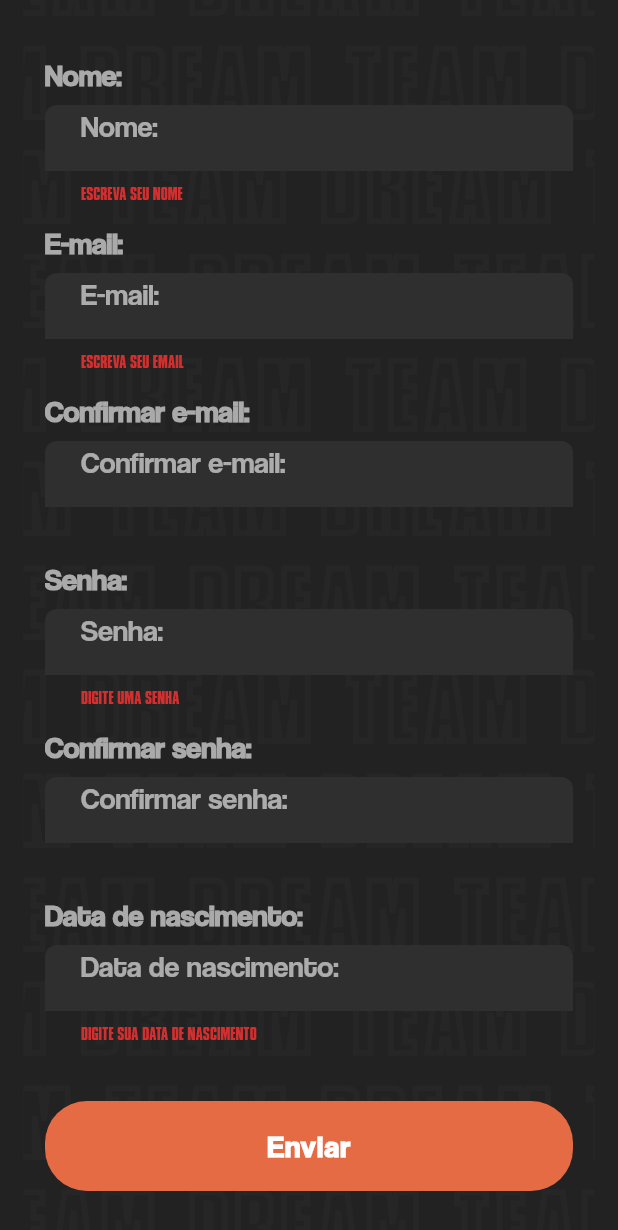
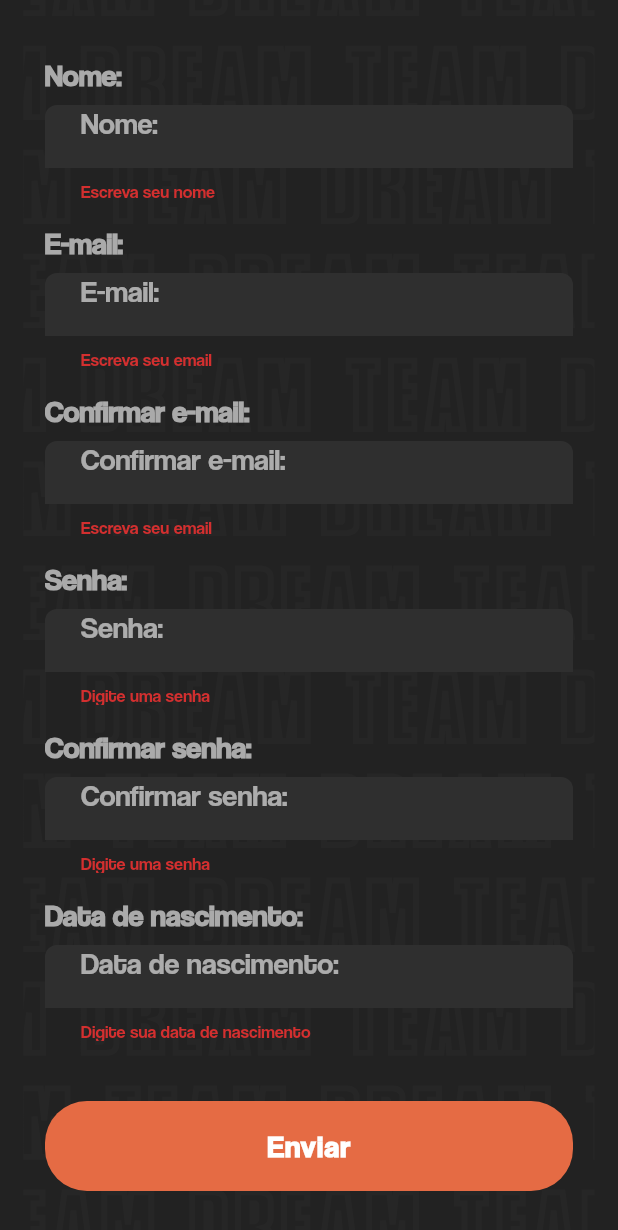
Before and after one commit to alisuetal/fatecrl.dream-team, a Flutter app: the SignUpScreen screen opened by its route, scrolled down 82 dp, after a tap on "Enviar", on a phone screen of 412 x 824 dp. Shown: the top 1230 px of the screen. Run offline on Flutter 3.47's test engine with Material 2 defaults, Android fonts, the phone set to English and light mode, and no system bars; our stand-ins replace flutter_hooks, flutter_svg, get.

Commit message:
Modifiled main.dart  - Changed a font family Modifiled user.dart  - New method that uses a static metodh Modifiled sign_up_screen.dart  - Changed the validator parameter to the new class New file validator.dart  - New util class that contains the validators methods

```diff
--- a/lib/main.dart
+++ b/lib/main.dart
@@ -37,7 +37,7 @@ class DreamTeam extends StatelessWidget {
     return MaterialApp(
       title: "Dream Team",
       theme: ThemeData(
-        fontFamily: "Phenomicon",
+        fontFamily: "Coolvetica",
         primarySwatch: ColorUtilities.createMaterialColor(
           const Color(0xffE56B44),
         ),
--- a/lib/screens/sign_up_screen.dart
+++ b/lib/screens/sign_up_screen.dart
@@ -7,6 +7,7 @@ import 'package:dream_team/components/screen_holder_widget.dart';
 import 'package:dream_team/components/textfield_with_label_widget.dart';
 import 'package:dream_team/components/textfield_widget.dart';
 import 'package:dream_team/models/user.dart';
+import 'package:dream_team/screens/utils/validator.dart';
 import 'package:dream_team/tools/app_routes.dart';
 import 'package:flutter/material.dart';
 import 'package:flutter_svg/flutter_svg.dart';
@@ -25,14 +26,15 @@ class SignUpScreen extends StatelessWidget {
     _submitSignUp() async {
       final bool isValid = _formKey.currentState!.validate();
       if (!isValid) {
-        return;
+        return false;
       }
       _formKey.currentState?.save();
 
       final bool vEmail = await User.vEmail("email");
       if (vEmail) {
+        //  mostrar popover de erro
         print("Email já cadastrado");
-        return;
+        return false;
       }
 
       final User newUser = User(
@@ -46,7 +48,8 @@ class SignUpScreen extends StatelessWidget {
       if (!signUp) {
         print("Erro ao cadastrar, tente novamente mais tarde");
       }
-      Navigator.of(context).pushReplacementNamed(AppRoutes.completeSignUp);
+      return true;
+
     }
 
     return ScreenHolderWidget(
@@ -82,18 +85,7 @@ class SignUpScreen extends StatelessWidget {
                               text: null,
                               controller: _nameController,
                               hint: "Nome:",
-                              validator: (name) {
-                                if (name.isEmpty) {
-                                  return "Escreva seu nome";
-                                }
-                                if (name.contains(RegExp(r'[0-9]'))) {
-                                  return "O nome não pode conter números";
-                                }
-                                if (name.length <= 3) {
-                                  return "O nome precisa ter pelo menos três letras";
-                                }
-                                return "";
-                              },
+                              validator: (name) => Validators.name(name),
                               keyboardtype: TextInputType.name,
                             ),
                           ),
@@ -103,17 +95,7 @@ class SignUpScreen extends StatelessWidget {
                               text: null,
                               controller: _emailController,
                               hint: "E-mail:",
-                              validator: (email) {
-                                final emailv = RegExp(
-                                    "^[a-zA-Z0-9.!#\$%&'*+/=?^_`{|}~-]+@[a-zA-Z0-9](?:[a-zA-Z0-9-]{0,253}[a-zA-Z0-9])?(?:\.[a-zA-Z0-9](?:[a-zA-Z0-9-]{0,253}[a-zA-Z0-9])?)*\$");
-                                if (email.isEmpty) {
-                                  return "Escreva seu email";
-                                }
-                                if (!email.contains(emailv)) {
-                                  return "Email inválido";
-                                }
-                                return "";
-                              },
+                              validator: (email) => Validators.email(email, _confirmEmailController.text),
                               keyboardtype: TextInputType.emailAddress,
                             ),
                           ),
@@ -123,12 +105,7 @@ class SignUpScreen extends StatelessWidget {
                               text: null,
                               controller: _confirmEmailController,
                               hint: "Confirmar e-mail:",
-                              validator: (email) {
-                                if (_emailController.text != email) {
-                                  return "Os emails não coincidem";
-                                }
-                                return "";
-                              },
+                              validator: (email) => Validators.email(email, _confirmEmailController.text),
                               keyboardtype: TextInputType.emailAddress,
                             ),
                           ),
@@ -139,23 +116,7 @@ class SignUpScreen extends StatelessWidget {
                               hint: "Senha:",
                               obscure: true,
                               controller: _passwordController,
-                              validator: (password) {
-                                final upperLower =
-                                    RegExp(r"(?=.*[a-z])(?=.*[A-Z])");
-                                if (password.isEmpty) {
-                                  return "Digite uma senha";
-                                }
-                                if (password.length <= 8) {
-                                  return "A senha precisa ter pelo menos oito caracteres";
-                                }
-                                if (!password.contains(upperLower)) {
-                                  return "A senha precisa uma letra maiuscula e uma minuscula";
-                                }
-                                if (!password.contains(RegExp(r'[0-9]'))) {
-                                  return "A senha precisa ter um número";
-                                }
-                                return "";
-                              },
+                              validator: (password) => Validators.password(password, _confirmPasswordController.text),
                               keyboardtype: TextInputType.visiblePassword,
                             ),
                           ),
@@ -166,12 +127,7 @@ class SignUpScreen extends StatelessWidget {
                               obscure: true,
                               controller: _confirmPasswordController,
                               hint: "Confirmar senha:",
-                              validator: (password) {
-                                if (_passwordController.text != password) {
-                                  return "As senhas não coincidem";
-                                }
-                                return "";
-                              },
+                              validator: (confirmPassword) => Validators.password(_passwordController.text, confirmPassword),
                               keyboardtype: TextInputType.visiblePassword,
                             ),
                           ),
@@ -202,7 +158,7 @@ class SignUpScreen extends StatelessWidget {
                       child: ButtonWidget(
                         enabled: true,
                         function: () {
-                          _submitSignUp();
+                          _submitSignUp() == true ? Navigator.of(context).pushReplacementNamed(AppRoutes.completeSignUp) : null;
                         },
                         text: "Enviar",
                         materialIcon: null,
--- /dev/null
+++ b/lib/screens/utils/validator.dart
@@ -0,0 +1,50 @@
+class Validators {
+
+  static String name(String name){
+    if (name.isEmpty) {
+      return "Escreva seu nome";
+    }
+    if (name.contains(RegExp(r'[0-9]'))) {
+      return "O nome não pode conter números";
+    }
+    if (name.length <= 3) {
+      return "O nome precisa ter pelo menos três letras";
+    }
+    return "";
+  }
+
+  static String email(String email, String confirmEmail){
+    final emailv = RegExp("^[a-zA-Z0-9.!#\$%&'*+/=?^_`{|}~-]+@[a-zA-Z0-9](?:[a-zA-Z0-9-]{0,253}[a-zA-Z0-9])?(?:\.[a-zA-Z0-9](?:[a-zA-Z0-9-]{0,253}[a-zA-Z0-9])?)*\$");
+
+    if (email.isEmpty) {
+      return "Escreva seu email";
+    }
+    if (!email.contains(emailv)) {
+      return "Email inválido";
+    }
+    if (confirmEmail != email) {
+      return "Os emails não coincidem";
+    }
+    return "";
+  }
+
+  static String password(String password, String confirmPassword){
+    final upperLower = RegExp(r"(?=.*[a-z])(?=.*[A-Z])");
+    if (password.isEmpty) {
+      return "Digite uma senha";
+    }
+    if (password.length <= 8) {
+      return "A senha precisa ter pelo menos oito caracteres";
+    }
+    if (!password.contains(upperLower)) {
+      return "A senha precisa uma letra maiuscula e uma minuscula";
+    }
+    if (!password.contains(RegExp(r'[0-9]'))) {
+      return "A senha precisa ter um número";
+    }
+    if(password != confirmPassword){
+      return "As senhas não coincidem";
+    }
+    return "";
+  }
+}
```
Also changed, not shown: lib/models/user.dart (line endings or trailing spaces).
